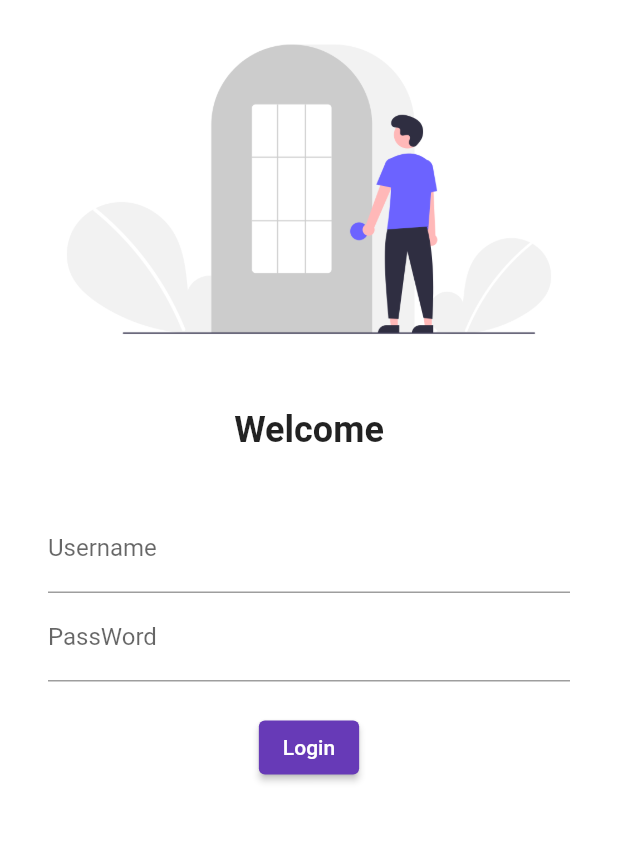
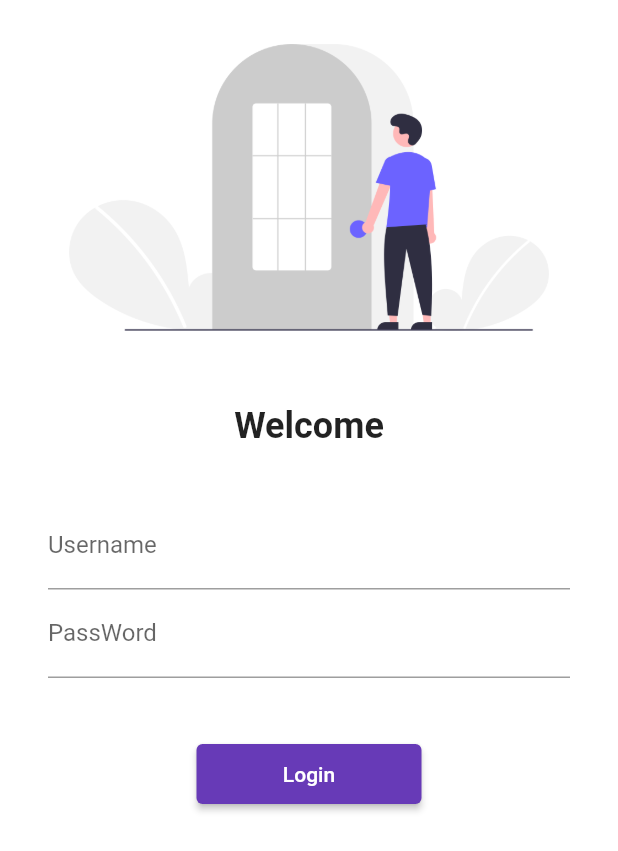
Before and after one commit to adityaranote/30DaysOfFlutter, a Flutter app: the screen it shows after launch, on a phone screen of 412 x 824 dp. Shown: the top 851 px of the screen. Run offline on Flutter 3.47's test engine with Material 2 defaults, Android fonts, the phone set to English and light mode, and no system bars; our stand-ins replace google_fonts.

Commit message:
day5 navigation from login  created

```diff
--- a/lib/main.dart
+++ b/lib/main.dart
@@ -2,6 +2,7 @@ import 'package:flutter/material.dart';
 import 'package:google_fonts/google_fonts.dart';
 import 'package:shop_app/pages/login_page.dart';
 import 'package:google_fonts/google_fonts.dart';
+import 'package:shop_app/utils/routes.dart';
 import 'pages/home_page.dart';
 
 void main() {
@@ -15,17 +16,17 @@ class MyApp extends StatelessWidget {
       // home: HomePage(),
       themeMode: ThemeMode.light,
       theme: ThemeData(
-          primarySwatch: Colors.deepPurple,
-          // fontFamily: GoogleFonts.lato().fontFamily,
-          // primaryTextTheme: GoogleFonts.latoTextTheme(),
-          ),
-
+        primarySwatch: Colors.deepPurple,
+        // fontFamily: GoogleFonts.lato().fontFamily,
+        // primaryTextTheme: GoogleFonts.latoTextTheme(),
+      ),
+      debugShowCheckedModeBanner: false,
       darkTheme: ThemeData(brightness: Brightness.dark),
       initialRoute: "/Login",
       routes: {
         "/": (context) => LoginPage(),
-        "/Login": (context) => LoginPage(),
-        "/home": (context) => HomePage(),
+        MyRoutes.loginRoute: (context) => LoginPage(),
+        MyRoutes.homeRoute: (context) => HomePage(),
       },
     );
   }
--- a/lib/pages/login_page.dart
+++ b/lib/pages/login_page.dart
@@ -1,5 +1,5 @@
 import 'package:flutter/material.dart';
-
+import 'package:shop_app/utils/routes.dart';
 class LoginPage extends StatelessWidget {
   const LoginPage({Key? key}) : super(key: key);
 
@@ -7,11 +7,13 @@ class LoginPage extends StatelessWidget {
   Widget build(BuildContext context) {
     return Material(
       color: Colors.white,
+      child: SingleChildScrollView(
         child: Column(
           children: [
             Image.asset(
               "assets/images/login_image.png",
               fit: BoxFit.cover,
+              height: 250,
             ),
             SizedBox(
               height: 20.0,
@@ -45,22 +47,23 @@ class LoginPage extends StatelessWidget {
                     ),
                   ),
                   SizedBox(
-                  height: 20.0,
+                    height: 40.0,
                   ),
                   ElevatedButton(
-
                     child: Text("Login"),
-                    style: TextButton.styleFrom(),
+                    style: TextButton.styleFrom(minimumSize: Size(150, 40)),
                     onPressed: () {
-                      print("hi codepur",);
+                      print(
+                        Navigator.pushNamed(context, MyRoutes.homeRoute),
+                      );
                     },
                   ),
-
                 ],
               ),
             ),
           ],
         ),
+      ),
     );
   }
 }
--- /dev/null
+++ b/lib/utils/routes.dart
@@ -0,0 +1,4 @@
+class MyRoutes {
+  static String loginRoute = "/login";
+  static String homeRoute = "/home";
+}
```
Lines whose indentation alone changed are shown as unchanged.
